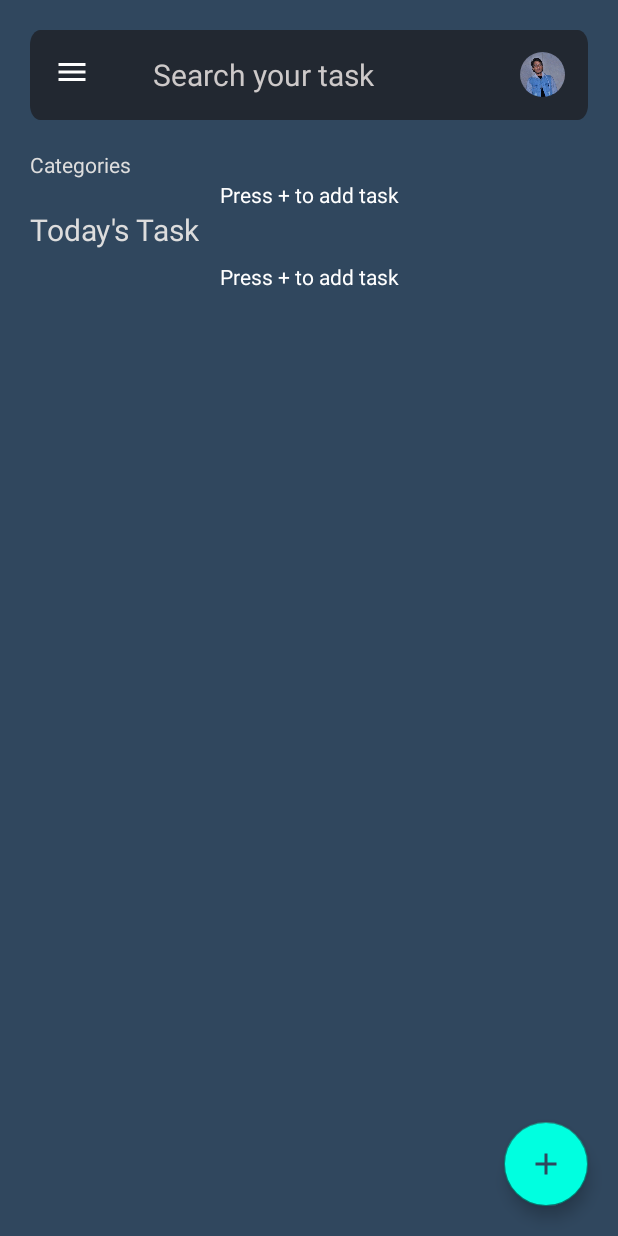
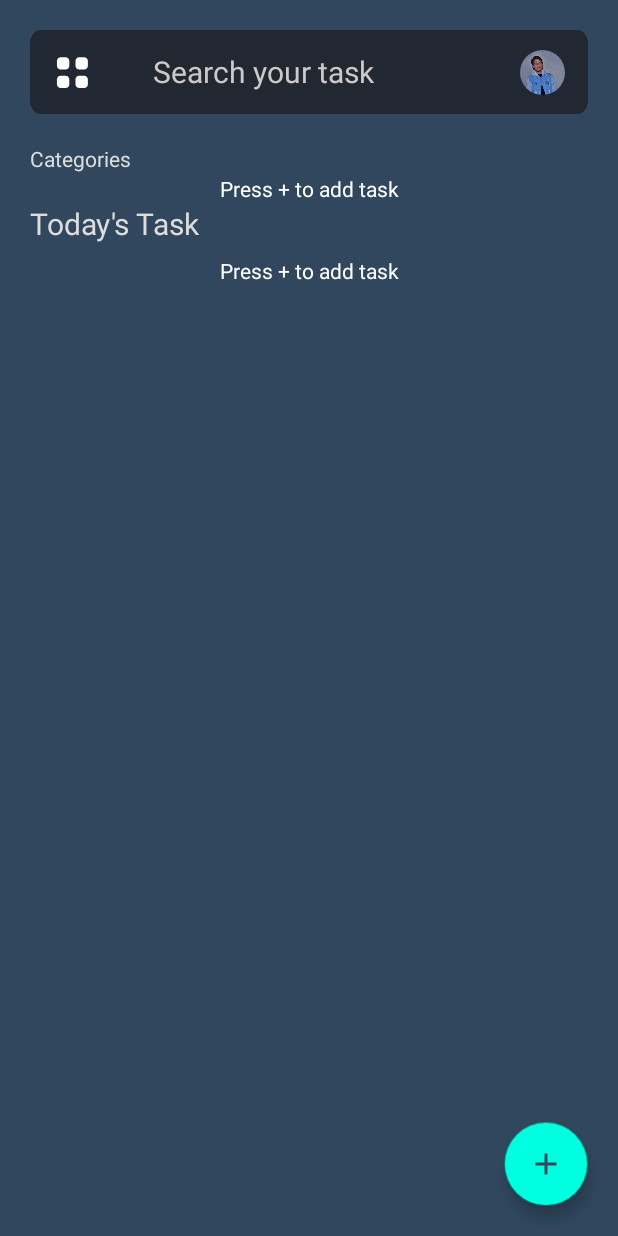
Before and after one commit to nishantsharma1115/TaskManager, an Android app: the MainActivity screen opened directly, with no data from a screen before it, on a phone screen of 412 x 824 dp. Run offline under Robolectric (Android 15) with nearby library versions, the phone set to English and light mode, and no system bars; our stand-ins replace CircleImageView, Dagger/Hilt's generated code, data binding; libraries missing offline, so code that uses them is left out: androidx.hilt.lifecycle, nl.psdcompany.duonavigationdrawer; plain views replace DuoDrawerLayout, DuoMenuView; 3 statements that could not run were skipped.

Commit message:
Toolbar optimizations.

```diff
--- a/app/src/main/res/drawable/drawer_icon.xml
+++ b/app/src/main/res/drawable/drawer_icon.xml
@@ -1,10 +1,18 @@
 <vector xmlns:android="http://schemas.android.com/apk/res/android"
-    android:width="24dp"
-    android:height="24dp"
-    android:tint="#FFFFFF"
-    android:viewportWidth="24"
-    android:viewportHeight="24">
+    android:width="30dp"
+    android:height="30dp"
+    android:viewportWidth="40"
+    android:viewportHeight="40">
     <path
-        android:fillColor="@color/white"
-        android:pathData="M3,18h18v-2L3,16v2zM3,13h18v-2L3,11v2zM3,6v2h18L21,6L3,6z" />
+        android:fillColor="#ffffff"
+        android:pathData="M13.8334,22.8333H9.5C7.6666,22.8333 6.1666,24.3333 6.1666,26.1667V30.5C6.1666,32.3334 7.6666,33.8334 9.5,33.8334H13.8334C15.6667,33.8334 17.1667,32.3334 17.1667,30.5V26.1667C17.1667,24.3333 15.6667,22.8333 13.8334,22.8333Z" />
+    <path
+        android:fillColor="#ffffff"
+        android:pathData="M30.3333,22.8333H26C24.1667,22.8333 22.6667,24.3333 22.6667,26.1667V30.5C22.6667,32.3334 24.1667,33.8334 26,33.8334H30.3333C32.1666,33.8334 33.6666,32.3334 33.6666,30.5V26.1667C33.6666,24.3333 32.1666,22.8333 30.3333,22.8333Z" />
+    <path
+        android:fillColor="#ffffff"
+        android:pathData="M30.3333,6.3334H26C24.1667,6.3334 22.6667,7.8334 22.6667,9.6667V14.0001C22.6667,15.8334 24.1667,17.3334 26,17.3334H30.3333C32.1666,17.3334 33.6666,15.8334 33.6666,14.0001V9.6667C33.6666,7.8334 32.1666,6.3334 30.3333,6.3334Z" />
+    <path
+        android:fillColor="#ffffff"
+        android:pathData="M13.8334,6.3334H9.5C7.6666,6.3334 6.1666,7.8334 6.1666,9.6667V14.0001C6.1666,15.8334 7.6666,17.3334 9.5,17.3334H13.8334C15.6667,17.3334 17.1667,15.8334 17.1667,14.0001V9.6667C17.1667,7.8334 15.6667,6.3334 13.8334,6.3334Z" />
 </vector>
--- a/app/src/main/res/layout/layout_home_page.xml
+++ b/app/src/main/res/layout/layout_home_page.xml
@@ -10,7 +10,7 @@
         <androidx.appcompat.widget.Toolbar
             android:id="@+id/toolbar"
             android:layout_width="match_parent"
-            android:layout_height="wrap_content"
+            android:layout_height="?android:attr/actionBarSize"
             android:layout_marginStart="20dp"
             android:layout_marginTop="20dp"
             android:layout_marginEnd="20dp"
```
